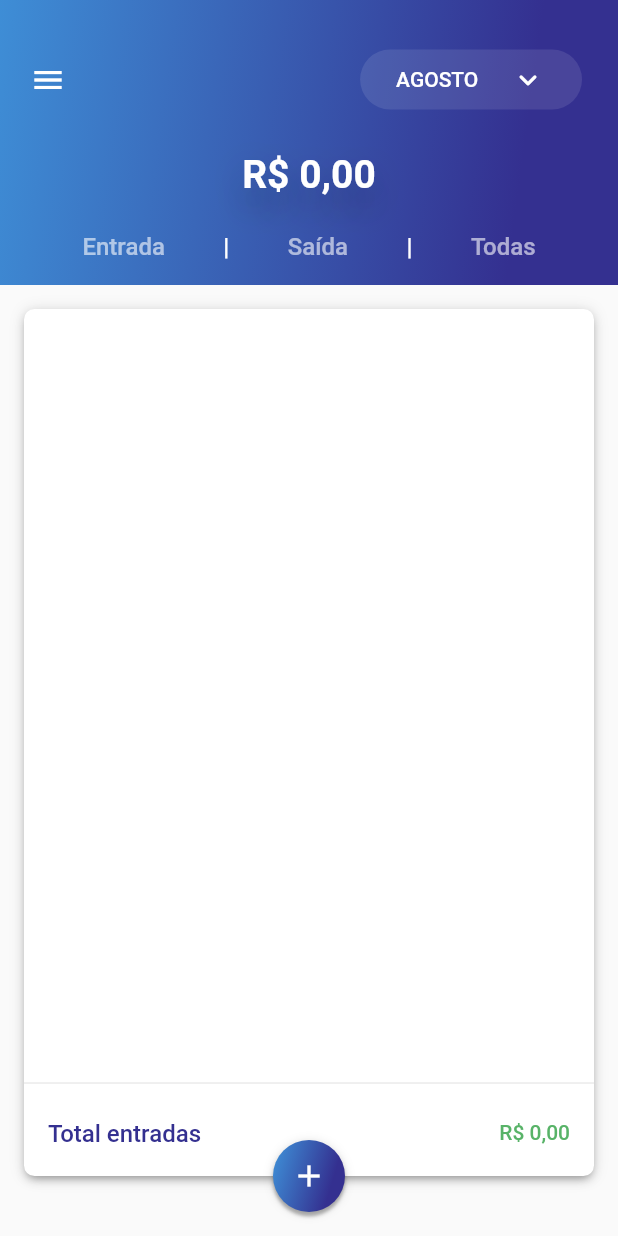
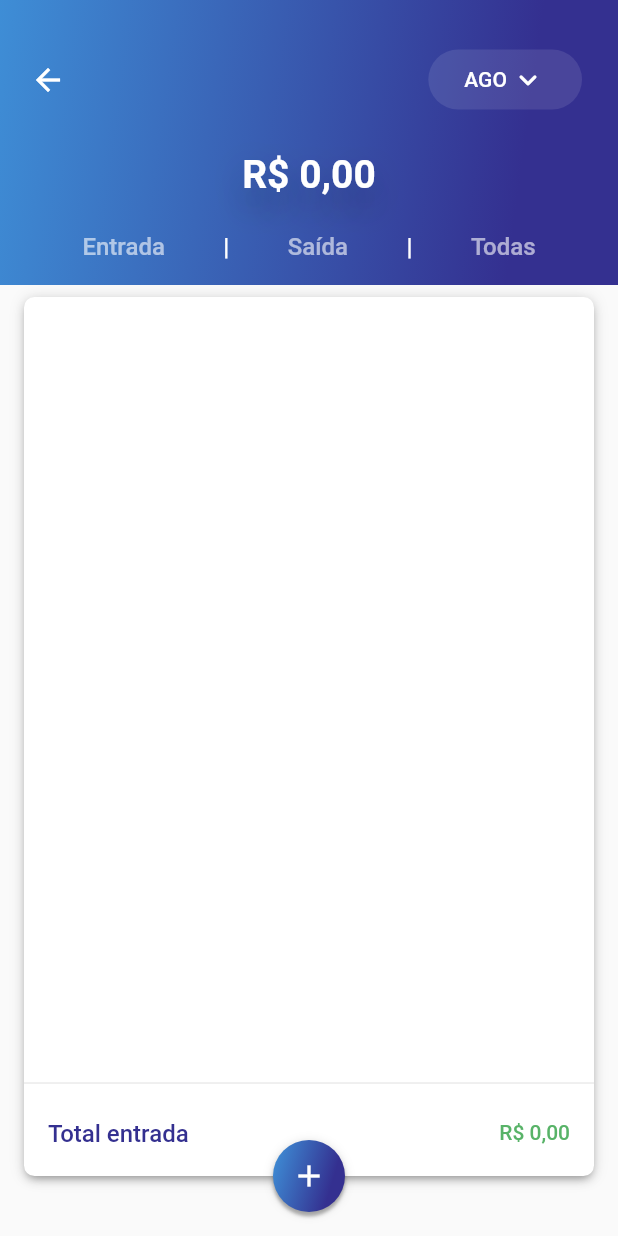
Before and after one commit to steniooliv/budget_raro, a Flutter app: the TransactionsPage screen opened by its route, on a phone screen of 412 x 824 dp. Run offline on Flutter 3.47's test engine with Material 2 defaults, Android fonts, the phone set to English and light mode, and no system bars; our stand-ins replace cloud_firestore, firebase_auth, firebase_core, flutter_mobx, flutter_modular, form_field_validator and 4 more; missing offline and left inert: animated_card, validatorless; accounts and stored records are empty; generated files the repository leaves out were written again.

Commit message:
create transactions backend with firebase

```diff
--- a/lib/modules/transactions/transactions_page.dart
+++ b/lib/modules/transactions/transactions_page.dart
@@ -1,9 +1,12 @@
 import 'package:budget_raro/modules/transactions/transactions_controller.dart';
 import 'package:budget_raro/shared/models/transaction_model.dart';
+import 'package:budget_raro/shared/themes/app_colors.dart';
+import 'package:budget_raro/shared/themes/text_styles.dart';
 import 'package:budget_raro/shared/widgets/button_widget.dart';
 import 'package:budget_raro/shared/widgets/custom_app_bar_balance_widget.dart';
 import 'package:budget_raro/shared/widgets/transactions_card_widget.dart';
 import 'package:flutter/material.dart';
+import 'package:flutter_mobx/flutter_mobx.dart';
 import 'package:flutter_modular/flutter_modular.dart';
 
 class TransactionsPage extends StatefulWidget {
@@ -15,10 +18,15 @@ class TransactionsPage extends StatefulWidget {
 
 class _TransactionsPageState
     extends ModularState<TransactionsPage, TransactionsController> {
-  final PageController _controller = PageController(initialPage: 0);
-  final List<TransactionModel> transactionTest = [];
-  String valor = "0,00";
-  double total = 0;
+  @override
+  void initState() {
+    controller.firebaseRepository.firebaseInitialize();
+    controller.getTransactions(controller.initialMonth);
+    super.initState();
+  }
+
+  GlobalKey<ScaffoldState> _key = GlobalKey();
+  final PageController pageController = PageController(initialPage: 0);
 
   void toCreatePage() {
     Navigator.pushNamed(context, '/create');
@@ -26,58 +34,89 @@ class _TransactionsPageState
 
   @override
   Widget build(BuildContext context) {
-    GlobalKey<ScaffoldState> _key = GlobalKey();
-    return Scaffold(
+    return Observer(
+      builder: (_) => Scaffold(
+        key: _key,
         appBar: CustomAppBarBalanceWidget(
-        dropdownDefault: "AGOSTO",
-        pageController: _controller,
-        balance: valor,
+          items: controller.months,
+          value: controller.initialMonth,
+          onChange: (String? value) {
+            controller.initialMonth = value!;
+            controller.getTransactions(controller.initialMonth);
+          },
+          onTabAll: () async {
+            await pageController.animateToPage(2,
+                duration: Duration(milliseconds: 500), curve: Curves.ease);
+            setState(() {});
+          },
+          onTabIn: () async {
+            await pageController.animateToPage(0,
+                duration: Duration(milliseconds: 500), curve: Curves.ease);
+            setState(() {});
+          },
+          onTabOut: () async {
+            await pageController.animateToPage(1,
+                duration: Duration(milliseconds: 500), curve: Curves.ease);
+            setState(() {});
+          },
+          pageController: pageController,
+          balance:
+              controller.monthyValue.toStringAsFixed(2).replaceAll('.', ','),
           drawerKey: _key,
         ),
         body: PageView(
-        controller: _controller,
+          controller: pageController,
+          scrollDirection: Axis.horizontal,
+          allowImplicitScrolling: false,
           children: [
-          Stack(children: [
-            Padding(
-              padding: const EdgeInsets.only(top: 16, bottom: 40),
-              child: TransactionsCard(
-                transactions: transactionTest,
-                total: total,
-                transactionType: "entradas",
+            Center(
+              child: Padding(
+                padding: const EdgeInsets.only(top: 8.0, bottom: 40.0),
+                child: Flex(direction: Axis.horizontal, children: [
+                  TransactionsCard(
+                    transactions: controller.inTransactions,
+                    total: controller.inValue.toDouble(),
+                    transactionType: "entrada",
+                  ),
+                ]),
               ),
             ),
-            Align(
-                alignment: Alignment.bottomCenter,
+            Center(
               child: Padding(
-                  padding: const EdgeInsets.only(bottom: 16),
-                  child: CustomButton.add(onTap: toCreatePage),
-                ))
+                padding: const EdgeInsets.only(top: 8.0, bottom: 40.0),
+                child: Flex(direction: Axis.horizontal, children: [
+                  TransactionsCard(
+                    transactions: controller.outTransactions,
+                    total: controller.outValue.toDouble(),
+                    transactionType: "saída",
+                  ),
                 ]),
-          Stack(children: [
-            Padding(
-              padding: const EdgeInsets.only(top: 16, bottom: 40),
-              child: TransactionsCard(
-                transactions: transactionTest,
-                total: total,
-                transactionType: "sáidas",
               ),
             ),
-            Align(
-                alignment: Alignment.bottomCenter,
+            Center(
               child: Padding(
-                  padding: const EdgeInsets.only(bottom: 16),
-                  child: CustomButton.add(onTap: toCreatePage),
-                ))
+                padding: const EdgeInsets.only(top: 8.0, bottom: 40.0),
+                child: Flex(direction: Axis.horizontal, children: [
+                  TransactionsCard(
+                    transactions: controller.allTransactions,
+                    total:
+                        (controller.inValue + controller.outValue).toDouble(),
+                    transactionType: "geral",
+                  ),
                 ]),
-          Padding(
-            padding: const EdgeInsets.only(top: 16, bottom: 40),
-            child: TransactionsCard(
-              transactions: transactionTest,
-              total: total,
               ),
             ),
           ],
         ),
+        floatingActionButtonLocation: FloatingActionButtonLocation.centerFloat,
+        floatingActionButton: CustomButton.add(onTap: () {
+          pageController.page == 0 || pageController.page == 2
+              ? Modular.to
+                  .pushNamed('/transactions/create', arguments: 'Entrada')
+              : Modular.to
+                  .pushNamed('/transactions/create', arguments: 'Saida');
+        }),
+      ),
     );
   }
 }
--- a/lib/shared/models/transaction_types_model.dart
+++ b/lib/shared/models/transaction_types_model.dart
@@ -1,9 +1,11 @@
 class TransactionTypesModel {
   final String icon;
   final String tag;
+  final String category;
 
   TransactionTypesModel({
     required this.icon,
     required this.tag,
+    required this.category,
   });
 }
--- a/lib/shared/themes/text_styles.dart
+++ b/lib/shared/themes/text_styles.dart
@@ -103,7 +103,6 @@ class TextStyles {
   static final inputDate = GoogleFonts.roboto(
     fontSize: 14,
     fontWeight: FontWeight.w500,
-    height: 24,
     color: AppColors.purple,
   );
   static final textButton = GoogleFonts.roboto(
--- a/lib/shared/widgets/custom_app_bar_balance_widget.dart
+++ b/lib/shared/widgets/custom_app_bar_balance_widget.dart
@@ -1,21 +1,34 @@
 import 'package:budget_raro/shared/themes/app_colors.dart';
 import 'package:budget_raro/shared/themes/text_styles.dart';
 import 'package:flutter/material.dart';
+import 'package:flutter_modular/flutter_modular.dart';
 
 class CustomAppBarBalanceWidget extends StatefulWidget
     implements PreferredSizeWidget {
-  late final String dropdownDefault;
   final String balance;
+
   final PageController pageController;
+  final GlobalKey<ScaffoldState> drawerKey;
 
-  final GlobalKey<ScaffoldState> drawerKey;
+  final Function(String?)? onChange;
+  final List<String> items;
+  final String? value;
+
+  final Function()? onTabIn;
+  final Function()? onTabOut;
+  final Function()? onTabAll;
 
   CustomAppBarBalanceWidget({
     Key? key,
     required this.drawerKey,
-    required this.dropdownDefault,
     required this.balance,
     required this.pageController,
+    this.onChange,
+    this.value,
+    this.onTabIn,
+    this.onTabOut,
+    this.onTabAll,
+    required this.items,
   })  : preferredSize = Size.fromHeight(190),
         super(key: key);
 
@@ -28,23 +41,6 @@ class CustomAppBarBalanceWidget extends StatefulWidget
 }
 
 class _CustomAppBarBalanceWidgetState extends State<CustomAppBarBalanceWidget> {
-  List<String> _months = [
-    'JANEIRO',
-    'FEVEREIRO',
-    'MARÇO',
-    'ABRIL',
-    'MAIO',
-    'JUNHO',
-    'JULHO',
-    'AGOSTO',
-    'SETEMBRO',
-    'OUTUBRO',
-    'NOVEMBRO',
-    'DEZEMBRO'
-  ];
-
-  late String dropdownValue = widget.dropdownDefault.toString();
-
   @override
   Widget build(BuildContext context) {
     return PreferredSize(
@@ -68,10 +64,10 @@ class _CustomAppBarBalanceWidgetState extends State<CustomAppBarBalanceWidget> {
                 children: [
                   IconButton(
                       onPressed: () {
-                        widget.drawerKey.currentState!.openDrawer();
+                        Modular.to.navigate('/home');
                       },
                       icon: Icon(
-                        Icons.menu,
+                        Icons.arrow_back,
                         color: AppColors.white,
                       )),
                   Spacer(),
@@ -86,14 +82,14 @@ class _CustomAppBarBalanceWidgetState extends State<CustomAppBarBalanceWidget> {
                       child: DropdownButton<String>(
                         dropdownColor: AppColors.purple.withOpacity(0.9),
                         menuMaxHeight: MediaQuery.of(context).size.height / 2,
-                        value: dropdownValue,
+                        value: widget.value,
                         underline: SizedBox(),
                         isDense: true,
                         icon: Icon(
                           Icons.keyboard_arrow_down_rounded,
                           color: AppColors.white,
                         ),
-                        items: _months.map((String value) {
+                        items: widget.items.map((String value) {
                           return DropdownMenuItem<String>(
                             value: value,
                             child: Text(
@@ -102,13 +98,7 @@ class _CustomAppBarBalanceWidgetState extends State<CustomAppBarBalanceWidget> {
                             ),
                           );
                         }).toList(),
-                        onChanged: (String? newValue) {
-                          setState(
-                            () {
-                              dropdownValue = newValue!;
-                            },
-                          );
-                        },
+                        onChanged: widget.onChange,
                       ),
                     ),
                   ),
@@ -137,13 +127,7 @@ class _CustomAppBarBalanceWidgetState extends State<CustomAppBarBalanceWidget> {
                 crossAxisAlignment: CrossAxisAlignment.center,
                 children: [
                   InkWell(
-                    onTap: () {
-                      widget.pageController.animateToPage(
-                        0,
-                        duration: Duration(milliseconds: 500),
-                        curve: Curves.easeIn,
-                      );
-                    },
+                    onTap: widget.onTabIn,
                     child: Text(
                       'Entrada',
                       style: widget.pageController.page == 0
@@ -156,13 +140,7 @@ class _CustomAppBarBalanceWidgetState extends State<CustomAppBarBalanceWidget> {
                     style: TextStyles.tabActive,
                   ),
                   InkWell(
-                    onTap: () {
-                      widget.pageController.animateToPage(
-                        1,
-                        duration: Duration(milliseconds: 500),
-                        curve: Curves.easeIn,
-                      );
-                    },
+                    onTap: widget.onTabOut,
                     child: Text(
                       'Saída',
                       style: widget.pageController.page == 1
@@ -175,13 +153,7 @@ class _CustomAppBarBalanceWidgetState extends State<CustomAppBarBalanceWidget> {
                     style: TextStyles.tabActive,
                   ),
                   InkWell(
-                    onTap: () {
-                      widget.pageController.animateToPage(
-                        2,
-                        duration: Duration(milliseconds: 500),
-                        curve: Curves.easeIn,
-                      );
-                    },
+                    onTap: widget.onTabAll,
                     child: Text(
                       'Todas',
                       style: widget.pageController.page == 2
--- a/lib/shared/widgets/custom_app_bar_expanded_widget.dart
+++ b/lib/shared/widgets/custom_app_bar_expanded_widget.dart
@@ -1,6 +1,7 @@
 import 'package:budget_raro/shared/themes/app_colors.dart';
 import 'package:budget_raro/shared/themes/text_styles.dart';
 import 'package:flutter/material.dart';
+import 'package:flutter_modular/flutter_modular.dart';
 
 class CustomAppBarExpandedWidget extends StatefulWidget
     implements PreferredSizeWidget {
@@ -47,8 +48,7 @@ class _CustomAppBarExpandedWidgetState
                 children: [
                   IconButton(
                       onPressed: () {
-                        Navigator.pop(context);
-                        // widget.drawerKey.currentState!.openDrawer();
+                        Modular.to.pop();
                       },
                       icon: Icon(
                         Icons.arrow_back,
--- a/lib/shared/widgets/transactions_listbuilder_widget.dart
+++ b/lib/shared/widgets/transactions_listbuilder_widget.dart
@@ -21,7 +21,7 @@ class TransactionListBuilderWidget extends StatelessWidget {
           itemBuilder: (context, i) {
             return ListTile(
               title: Text(
-                "${transactions[i].category} ${transactions[i].description}",
+                "${transactions[i].description}",
                 style: TextStyles.inputTextMedium,
               ),
               subtitle: Text(
```
Also changed, not shown: lib/modules/transactions/transactions_controller.dart (+98 -2 lines), lib/modules/transactions/transactions_module.dart (+5 -8 lines), lib/shared/widgets/dropdown_transactions_button_widget.dart (+54 -17 lines), lib/modules/transactions/transactions_controller.g.dart (added). Lines whose indentation alone changed are shown as unchanged.
